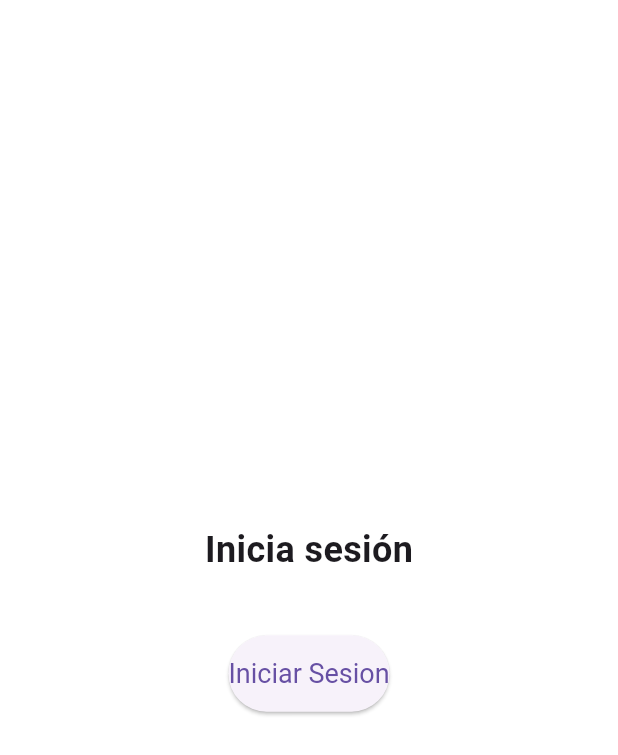
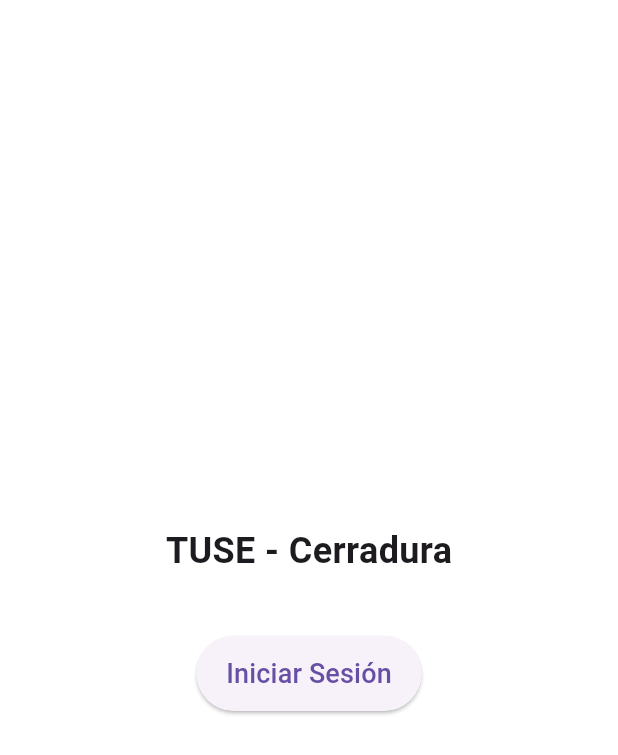
Before and after one commit to ethedy/TUCErradura-app, a Flutter app: the screen it shows after launch, on a phone screen of 412 x 824 dp. Shown: the top 755 px of the screen. Run offline on Flutter 3.47's test engine with Material 3 defaults, Android fonts, the phone set to English and light mode, and no system bars; our stand-ins replace flutter_svg.

Commit message:
pantallas de logueo

```diff
--- a/scratch/flutter_application_1/lib/Screens/components/body.dart
+++ b/scratch/flutter_application_1/lib/Screens/components/body.dart
@@ -1,5 +1,5 @@
 import 'package:flutter/material.dart';
-import 'package:flutter_application_1/Screens/Sign_In_Page.dart';
+import 'package:flutter_application_1/Screens/Login/sign_in_page.dart';
 
 class Body extends StatelessWidget {
   @override
@@ -10,7 +10,7 @@ class Body extends StatelessWidget {
           mainAxisAlignment: MainAxisAlignment.center,
           children: [
             Text(
-            'Inicia sesión',
+              'TUSE - Cerradura',
               style: TextStyle(
                 fontSize: 24,
                 fontWeight: FontWeight.bold,
@@ -28,14 +28,19 @@ class Body extends StatelessWidget {
                   ),
                 );
               },
-            child: Text('Iniciar Sesion'),
               style: ElevatedButton.styleFrom(
-              padding: EdgeInsets.symmetric(vertical: 15),
-              textStyle: TextStyle(fontSize: 18),
+                padding: EdgeInsets.symmetric(horizontal: 20),
+                minimumSize: Size(0, 50),
+                alignment: Alignment.center,
               ),
-          )
+              child: Text(
+                'Iniciar Sesión',
+                style: TextStyle(fontSize: 18),
+              ),
+            ),
           ],
         ),
-    ));
+      ),
+    );
   }
 }
--- a/scratch/flutter_application_1/lib/main.dart
+++ b/scratch/flutter_application_1/lib/main.dart
@@ -9,6 +9,7 @@ class MyApp extends StatelessWidget {
   @override
   Widget build(BuildContext context) {
     return MaterialApp(
+      debugShowCheckedModeBanner: false,
       title: 'TUSErradura',
       theme: ThemeData(
         primaryColor: Colors.blue,
--- a/scratch/flutter_application_1/pubspec.yaml
+++ b/scratch/flutter_application_1/pubspec.yaml
@@ -30,7 +30,8 @@ environment:
 dependencies:
   flutter:
     sdk: flutter
-  flutter_svg: ^2.0.10+1
+
+  flutter_svg: ^2.0.14
   provider: ^6.0.3
 
 
```
Also changed, not shown: scratch/flutter_application_1/lib/Screens/Login/sign_in_page.dart (added, +88 -0 lines), scratch/flutter_application_1/lib/Screens/Sign_In_Page.dart (deleted, +0 -43 lines). Lines whose indentation alone changed are shown as unchanged.
